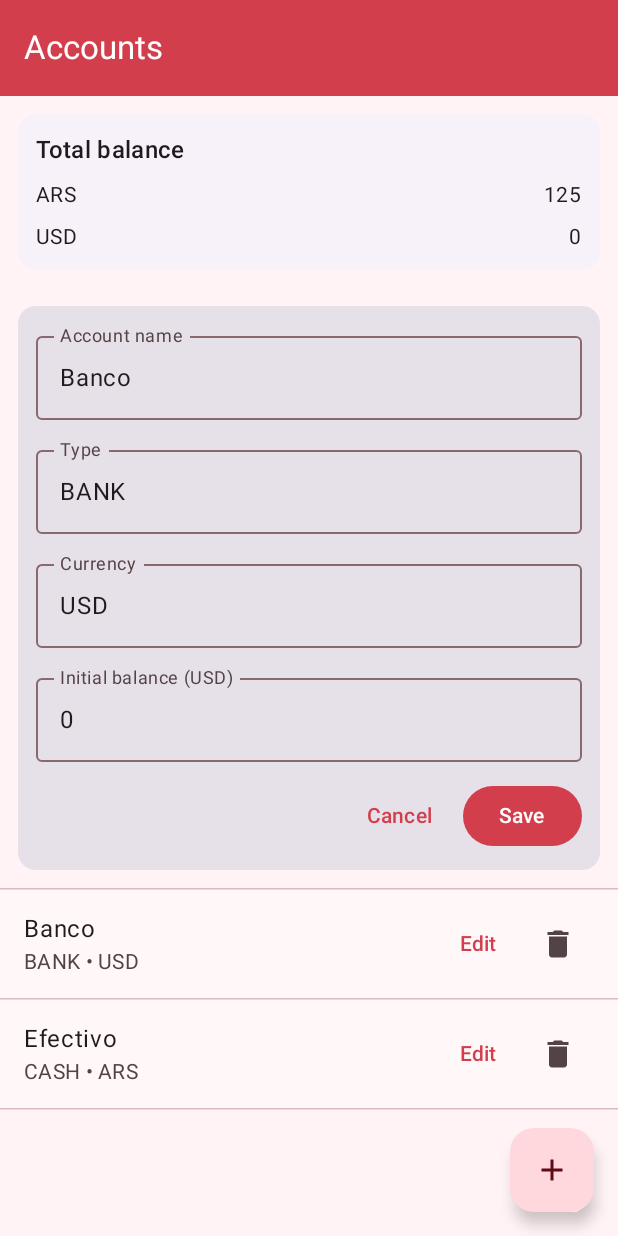
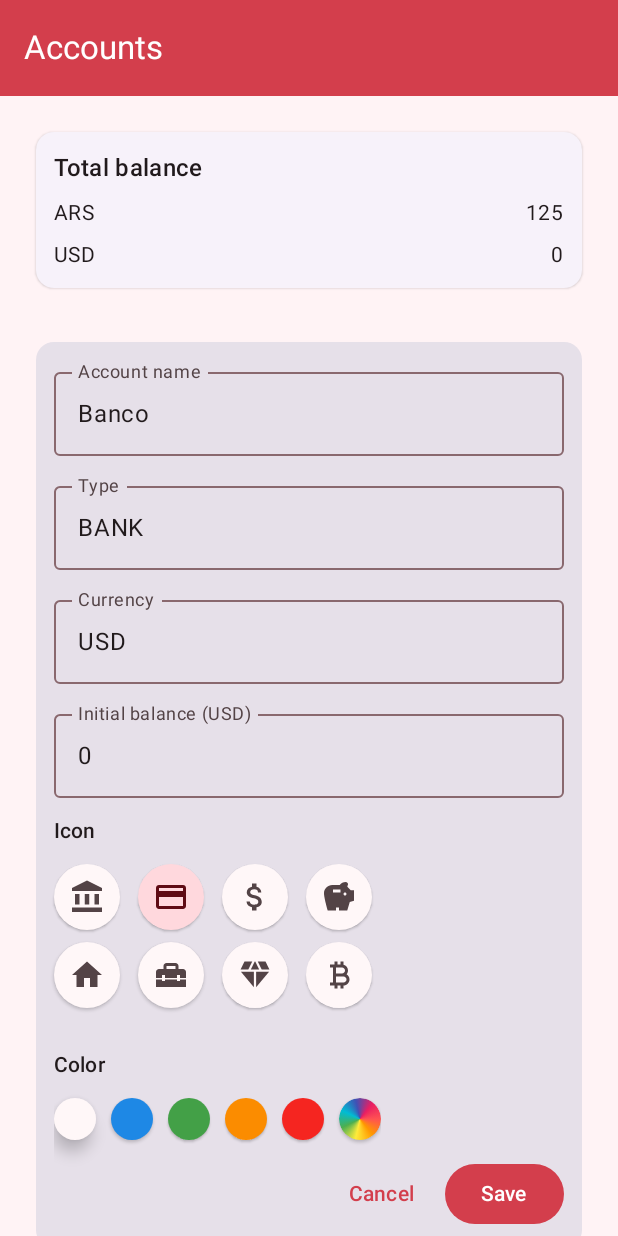
Before and after one commit to WilliHominal/ExpenseTracker, an Android app built with Jetpack Compose: the composable AccountsRoute shown on its own in the app's theme, after a tap on "Edit", on a phone screen of 412 x 824 dp. Run offline under Robolectric (Android 15) with nearby library versions, the phone set to English and light mode, and no system bars; our stand-ins replace Room's generated code; 1 statement that could not run was skipped.

Commit message:
icons + colors for accounts

```diff
--- /dev/null
+++ b/core/commons/src/main/res/values/strings.xml
@@ -0,0 +1,6 @@
+<?xml version="1.0" encoding="utf-8"?>
+<resources>
+    <string name="color_picker_title">Choose color</string>
+    <string name="color_picker_ok">OK</string>
+    <string name="color_picker_cancel">Cancel</string>
+</resources>
--- a/core/data/src/main/java/com/warh/data/db/AppDatabase.kt
+++ b/core/data/src/main/java/com/warh/data/db/AppDatabase.kt
@@ -43,8 +43,8 @@ fun buildDatabase(context: Context): AppDatabase =
             override fun onCreate(db: SupportSQLiteDatabase) {
                 super.onCreate(db)
                 //TODO - Sacar luego: Seed solo inicial
-                db.execSQL("INSERT INTO accounts(id,name,type,currency,balanceMinor) VALUES (1,'Efectivo','CASH','ARS',12500)")
-                db.execSQL("INSERT INTO accounts(id,name,type,currency,balanceMinor) VALUES (2,'Banco','BANK','USD',0)")
+                db.execSQL("INSERT INTO accounts(id,name,type,currency,balanceMinor,iconIndex,iconColorArgb) VALUES (1,'Efectivo','CASH','ARS',12500,1,null)")
+                db.execSQL("INSERT INTO accounts(id,name,type,currency,balanceMinor,iconIndex,iconColorArgb) VALUES (2,'Banco','BANK','USD',0,2,null)")
 
                 db.execSQL("INSERT INTO categories(id,name,colorArgb) VALUES (1,'Comida',0xFFE57373)")
                 db.execSQL("INSERT INTO categories(id,name,colorArgb) VALUES (2,'Transporte',0xFF64B5F6)")
--- a/core/data/src/main/java/com/warh/data/entities/AccountEntity.kt
+++ b/core/data/src/main/java/com/warh/data/entities/AccountEntity.kt
@@ -10,4 +10,6 @@ data class AccountEntity(
     val type: String,
     val currency: String,
     val balanceMinor: Long,
+    val iconIndex: Int = 1,
+    val iconColorArgb: Long? = null
 )
--- a/core/data/src/main/java/com/warh/data/mappers/Mappers.kt
+++ b/core/data/src/main/java/com/warh/data/mappers/Mappers.kt
@@ -22,10 +22,10 @@ fun Transaction.toEntity() = TransactionEntity(
     id, accountId, type.name, amountMinor, currency, date, date.format(YM), categoryId, merchant, note
 )
 
-fun AccountEntity.toDomain() = Account(id, name, AccountType.valueOf(type), currency, balanceMinor)
+fun AccountEntity.toDomain() = Account(id, name, AccountType.valueOf(type), currency, balanceMinor, iconIndex, iconColorArgb)
 
 fun Account.toEntity() = AccountEntity(
-    id, name, type.name, currency, balanceMinor
+    id, name, type.name, currency, balanceMinor, iconIndex, iconColorArgb
 )
 
 fun Budget.toEntity() = BudgetEntity(categoryId, year, month, limitMinor)
--- a/core/domain/src/main/java/com/warh/domain/models/Account.kt
+++ b/core/domain/src/main/java/com/warh/domain/models/Account.kt
@@ -8,5 +8,7 @@ data class Account(
     val name: String,
     val type: AccountType = AccountType.CASH,
     val currency: String = Currency.getInstance(Locale.getDefault()).currencyCode,
-    val balanceMinor: Long = 0
+    val balanceMinor: Long = 0,
+    val iconIndex: Int = 1,
+    val iconColorArgb: Long? = null
 )
--- a/feature/accounts/src/main/java/com/warh/accounts/AccountsRoute.kt
+++ b/feature/accounts/src/main/java/com/warh/accounts/AccountsRoute.kt
@@ -1,26 +1,38 @@
 package com.warh.accounts
 
+import androidx.compose.foundation.background
 import androidx.compose.foundation.clickable
+import androidx.compose.foundation.horizontalScroll
 import androidx.compose.foundation.layout.Arrangement
+import androidx.compose.foundation.layout.Box
 import androidx.compose.foundation.layout.Column
+import androidx.compose.foundation.layout.PaddingValues
 import androidx.compose.foundation.layout.Row
+import androidx.compose.foundation.layout.Spacer
+import androidx.compose.foundation.layout.calculateEndPadding
+import androidx.compose.foundation.layout.calculateStartPadding
 import androidx.compose.foundation.layout.fillMaxSize
 import androidx.compose.foundation.layout.fillMaxWidth
+import androidx.compose.foundation.layout.height
+import androidx.compose.foundation.layout.imePadding
 import androidx.compose.foundation.layout.padding
+import androidx.compose.foundation.layout.size
 import androidx.compose.foundation.lazy.LazyColumn
 import androidx.compose.foundation.lazy.items
+import androidx.compose.foundation.rememberScrollState
+import androidx.compose.foundation.shape.CircleShape
 import androidx.compose.foundation.text.KeyboardOptions
 import androidx.compose.material.icons.Icons
 import androidx.compose.material.icons.filled.Add
 import androidx.compose.material.icons.filled.Delete
 import androidx.compose.material3.Button
 import androidx.compose.material3.Card
+import androidx.compose.material3.CardDefaults
 import androidx.compose.material3.DropdownMenuItem
 import androidx.compose.material3.ElevatedCard
 import androidx.compose.material3.ExperimentalMaterial3Api
 import androidx.compose.material3.ExposedDropdownMenuBox
 import androidx.compose.material3.FloatingActionButton
-import androidx.compose.material3.HorizontalDivider
 import androidx.compose.material3.Icon
 import androidx.compose.material3.IconButton
 import androidx.compose.material3.ListItem
@@ -40,17 +52,24 @@ import androidx.compose.runtime.rememberCoroutineScope
 import androidx.compose.runtime.setValue
 import androidx.compose.ui.Alignment
 import androidx.compose.ui.Modifier
+import androidx.compose.ui.graphics.Brush
+import androidx.compose.ui.graphics.Color
+import androidx.compose.ui.graphics.toArgb
+import androidx.compose.ui.res.painterResource
 import androidx.compose.ui.res.stringResource
 import androidx.compose.ui.text.input.ImeAction
 import androidx.compose.ui.text.input.KeyboardType
+import androidx.compose.ui.unit.LayoutDirection
 import androidx.compose.ui.unit.dp
 import androidx.lifecycle.compose.collectAsStateWithLifecycle
 import com.warh.commons.NumberUtils
+import com.warh.commons.RingColorPickerDialog
 import com.warh.commons.TopBarDefault
 import com.warh.domain.models.AccountType
 import kotlinx.coroutines.launch
 import org.koin.androidx.compose.koinViewModel
 import java.util.Currency
+import com.warh.commons.R.drawable as CommonDrawables
 
 @Composable
 fun AccountsRoute(
@@ -60,38 +79,75 @@ fun AccountsRoute(
     val ui by vm.ui.collectAsStateWithLifecycle()
     val snackBar = remember { SnackbarHostState() }
     val scope = rememberCoroutineScope()
+    val editing = ui.draft != null
 
     Scaffold(
         topBar = {
             TopBarDefault(title = stringResource(R.string.accounts_title))
         },
         floatingActionButton = {
+            if (!editing) {
                 FloatingActionButton(
                     onClick = { vm.startAdd() },
                     containerColor = MaterialTheme.colorScheme.primaryContainer,
                     contentColor = MaterialTheme.colorScheme.onPrimaryContainer
-            ) { Icon(Icons.Default.Add, null) } },
+                ) { Icon(Icons.Default.Add, null) }
+            }
+        },
         snackbarHost = { SnackbarHost(snackBar) }
     ) { padding ->
-        Column(Modifier.padding(padding).fillMaxSize()) {
-            CurrencyTotalsCard(ui.totalsByCurrency)
+        val extraBottom = if (!editing) 88.dp else 12.dp
+
+        LazyColumn(
+            modifier = Modifier
+                .fillMaxSize()
+                .imePadding(),
+            verticalArrangement = Arrangement.spacedBy(12.dp),
+            contentPadding = PaddingValues(
+                start = padding.calculateStartPadding(LayoutDirection.Ltr) + 12.dp,
+                end   = padding.calculateEndPadding(LayoutDirection.Ltr) + 12.dp,
+                top   = padding.calculateTopPadding() + 12.dp,
+                bottom = padding.calculateBottomPadding() + extraBottom
+            )
+        ) {
+            item { CurrencyTotalsCard(ui.totalsByCurrency, Modifier.fillMaxWidth()) }
 
             ui.draft?.let { d ->
+                item {
                     AccountEditorCard(
                         draft = d,
                         onName = vm::onName,
                         onType = vm::onType,
                         onCurrency = vm::onCurrency,
                         onBalanceText = vm::onBalanceText,
+                        onIconIndex = vm::onIconIndex,
+                        onIconColor = vm::onIconColor,
                         onCancel = vm::cancelEdit,
                         onSave = { vm.saveEdit { msg -> scope.launch { snackBar.showSnackbar(msg) } } }
                     )
-                HorizontalDivider()
+                }
             }
 
-            LazyColumn(Modifier.fillMaxSize()) {
             items(ui.accounts, key = { it.id }) { acc ->
+                val iconIds = remember {
+                    listOf(
+                        CommonDrawables.account_icon_1, CommonDrawables.account_icon_2, CommonDrawables.account_icon_3, CommonDrawables.account_icon_4,
+                        CommonDrawables.account_icon_5, CommonDrawables.account_icon_6, CommonDrawables.account_icon_7, CommonDrawables.account_icon_8,
+                    )
+                }
+
                 ListItem(
+                    leadingContent = {
+                        val idx = (acc.iconIndex - 1).coerceIn(0, iconIds.lastIndex)
+                        val tint = acc.iconColorArgb?.let { Color(it.toInt()) }
+                            ?: MaterialTheme.colorScheme.onSurfaceVariant
+
+                        Icon(
+                            painter = painterResource(iconIds[idx]),
+                            contentDescription = null,
+                            tint = tint
+                        )
+                    },
                     headlineContent = { Text(acc.name) },
                     supportingContent = {
                         Text(stringResource(R.string.accounts_item_meta, acc.type, acc.currency))
@@ -101,15 +157,16 @@ fun AccountsRoute(
                             TextButton(onClick = { vm.startEdit(acc) }) {
                                 Text(stringResource(R.string.accounts_edit))
                             }
+
                             IconButton(onClick = {
                                 vm.delete(acc) { msg -> scope.launch { snackBar.showSnackbar(msg) } }
                             }) { Icon(Icons.Default.Delete, null) }
                         }
                     },
-                        modifier = Modifier.fillMaxWidth().clickable { onAccountClick(acc.id) }
+                    modifier = Modifier
+                        .fillMaxWidth()
+                        .clickable { onAccountClick(acc.id) }
                 )
-                    HorizontalDivider()
-                }
             }
         }
     }
@@ -123,6 +180,8 @@ private fun AccountEditorCard(
     onType: (AccountType) -> Unit,
     onCurrency: (String) -> Unit,
     onBalanceText: (String) -> Unit,
+    onIconIndex: (Int) -> Unit,
+    onIconColor: (Long?) -> Unit,
     onCancel: () -> Unit,
     onSave: () -> Unit
 ) {
@@ -199,6 +258,19 @@ private fun AccountEditorCard(
                 modifier = Modifier.fillMaxWidth()
             )
 
+            Text(stringResource(R.string.accounts_icon_label), style = MaterialTheme.typography.labelLarge)
+            IconGrid(
+                selected = draft.iconIndex,
+                onSelect = onIconIndex
+            )
+
+            Spacer(Modifier.height(4.dp))
+            Text(stringResource(R.string.accounts_color_label), style = MaterialTheme.typography.labelLarge)
+            ColorChooser(
+                selected = draft.iconColorArgb,
+                onChange = onIconColor
+            )
+
             Row(
                 horizontalArrangement = Arrangement.spacedBy(8.dp),
                 modifier = Modifier.align(Alignment.End)
@@ -231,3 +303,138 @@ private fun CurrencyTotalsCard(totals: List<CurrencyTotalUi>, modifier: Modifier
         }
     }
 }
+
+@Composable
+private fun IconGrid(selected: Int, onSelect: (Int) -> Unit) {
+    val icons = listOf(
+        CommonDrawables.account_icon_1, CommonDrawables.account_icon_2, CommonDrawables.account_icon_3, CommonDrawables.account_icon_4,
+        CommonDrawables.account_icon_5, CommonDrawables.account_icon_6, CommonDrawables.account_icon_7, CommonDrawables.account_icon_8
+    )
+    Column(verticalArrangement = Arrangement.spacedBy(8.dp)) {
+        for (row in 0 until 2) {
+            Row(horizontalArrangement = Arrangement.spacedBy(12.dp)) {
+                for (col in 0 until 4) {
+                    val idx = row * 4 + col
+                    val number = idx + 1
+                    val isSel = number == selected
+                    ElevatedCard(
+                        onClick = { onSelect(number) },
+                        shape = CircleShape,
+                        modifier = Modifier.size(44.dp),
+                        colors = CardDefaults.elevatedCardColors(
+                            containerColor = if (isSel) MaterialTheme.colorScheme.primaryContainer
+                            else MaterialTheme.colorScheme.surface
+                        )
+                    ) {
+                        Box(Modifier.fillMaxSize(), contentAlignment = Alignment.Center) {
+                            Icon(
+                                painter = painterResource(icons[idx]),
+                                contentDescription = null,
+                                tint = if (isSel) MaterialTheme.colorScheme.onPrimaryContainer
+                                else MaterialTheme.colorScheme.onSurfaceVariant
+                            )
+                        }
+                    }
+                }
+            }
+        }
+    }
+}
+
+@Composable
+private fun ColorChooser(
+    selected: Long?,
+    onChange: (Long?) -> Unit
+) {
+    val presets: List<Long> = listOf(
+        0xFF1E88E5, 0xFF43A047, 0xFFFB8C00, 0xFFFF52520,
+        //0xFF607D8B, 0xFF8E24AA, 0xFF795548, 0xFF009688
+    )
+
+    var showPicker by remember { mutableStateOf(false) }
+
+    Row(
+        horizontalArrangement = Arrangement.spacedBy(10.dp),
+        verticalAlignment = Alignment.CenterVertically,
+        modifier = Modifier.horizontalScroll(rememberScrollState())
+    ) {
+        Swatch(
+            color = MaterialTheme.colorScheme.surface,
+            selected = selected == null,
+            onClick = { onChange(null) }
+        )
+
+        presets.forEach { argb ->
+            Swatch(
+                color = Color(argb.toInt()),
+                selected = selected == argb,
+                onClick = { onChange(argb) }
+            )
+        }
+
+        GradientCustomSwatch(
+            selected = selected != null && presets.none { it == selected },
+            onClick = { showPicker = true }
+        )
+    }
+
+    if (showPicker) {
+        RingColorPickerDialog(
+            initial = selected?.let { Color(it.toInt()) } ?: MaterialTheme.colorScheme.primary,
+            onCancel = { showPicker = false },
+            onPick = { c ->
+                onChange(c.toArgb().toLong())
+                showPicker = false
+            }
+        )
+    }
+}
+
+@Composable
+private fun Swatch(color: Color, selected: Boolean, onClick: () -> Unit) {
+    ElevatedCard(
+        onClick = onClick,
+        shape = CircleShape,
+        modifier = Modifier.size(28.dp),
+        colors = CardDefaults.elevatedCardColors(containerColor = color),
+        elevation = CardDefaults.elevatedCardElevation(defaultElevation = if (selected) 6.dp else 1.dp)
+    ) {}
+}
+
+@Composable
+private fun GradientCustomSwatch(
+    selected: Boolean,
+    onClick: () -> Unit,
+    size: Int = 28
+) {
+    val brush = remember {
+        Brush.sweepGradient(
+            listOf(
+                Color(0xFFFF5252),
+                Color(0xFFFF9800),
+                Color(0xFFFFEB3B),
+                Color(0xFF4CAF50),
+                Color(0xFF00BCD4),
+                Color(0xFF3F51B5),
+                Color(0xFFE91E63),
+                Color(0xFFFF5252)
+            )
+        )
+    }
+
+    ElevatedCard(
+        onClick = onClick,
+        shape = CircleShape,
+        modifier = Modifier.size(size.dp),
+        colors = CardDefaults.elevatedCardColors(containerColor = Color.Transparent),
+        elevation = CardDefaults.elevatedCardElevation(
+            defaultElevation = if (selected) 6.dp else 1.dp
+        )
+    ) {
+        Box(
+            Modifier
+                .fillMaxSize()
+                .background(brush, CircleShape)
+        )
+    }
+}
--- a/feature/accounts/src/main/java/com/warh/accounts/AccountsViewModel.kt
+++ b/feature/accounts/src/main/java/com/warh/accounts/AccountsViewModel.kt
@@ -37,7 +37,9 @@ data class AccountDraft(
     val name: String = "",
     val type: AccountType = AccountType.CASH,
     val currency: String = defaultCurrency(),
-    val balanceText: String = ""
+    val balanceText: String = "",
+    val iconIndex: Int = 1,
+    val iconColorArgb: Long? = null
 )
 
 private fun defaultCurrency(): String =
@@ -81,13 +83,17 @@ class AccountsViewModel(
                 name = acc.name,
                 type = acc.type,
                 currency = acc.currency,
-                balanceText = formatMajor(acc.balanceMinor, acc.currency)
+                balanceText = formatMajor(acc.balanceMinor, acc.currency),
+                iconIndex = acc.iconIndex,
+                iconColorArgb = acc.iconColorArgb
             )
         )
     }
 
     fun cancelEdit() = _ui.update { it.copy(draft = null) }
 
+    fun onIconIndex(v: Int)    = _ui.update { it.copy(draft = it.draft?.copy(iconIndex = v)) }
+    fun onIconColor(v: Long?)  = _ui.update { it.copy(draft = it.draft?.copy(iconColorArgb = v)) }
     fun onName(v: String)     = _ui.update { it.copy(draft = it.draft?.copy(name = v)) }
     fun onType(v: AccountType)= _ui.update { it.copy(draft = it.draft?.copy(type = v)) }
     fun onCurrency(v: String) = _ui.update {
@@ -111,7 +117,9 @@ class AccountsViewModel(
                 name = name,
                 type = d.type,
                 currency = d.currency,
-                balanceMinor = parseMinor(d.balanceText, d.currency)
+                balanceMinor = parseMinor(d.balanceText, d.currency),
+                iconIndex = d.iconIndex,
+                iconColorArgb = d.iconColorArgb
             )
             io { upsert(account) }
             _ui.update { it.copy(draft = null) }
--- a/feature/accounts/src/main/res/values/strings.xml
+++ b/feature/accounts/src/main/res/values/strings.xml
@@ -20,6 +20,14 @@
     <string name="accounts_add_cd">Add account</string>
     <string name="accounts_delete_cd">Delete account</string>
     <string name="accounts_item_meta">%1$s • %2$s</string>
+
+    <!-- Icons -->
+    <string name="accounts_icon_label">Icon</string>
+    <string name="accounts_color_label">Color</string>
+    <string name="accounts_color_custom">Custom</string>
+    <string name="accounts_color_picker_title">Choose color</string>
+    <string name="accounts_icon_ok">OK</string>
+    <string name="accounts_icon_cancel">Cancel</string>
 
     <!-- Errors -->
     <string name="accounts_error_name_required">The name is required</string>
```
Also changed, not shown: core/commons/src/main/java/com/warh/commons/ColorPicker.kt (added, +121 -0 lines), core/commons/src/main/res/drawable/account_icon_1.xml (added, +21 -0 lines), core/commons/src/main/res/drawable/account_icon_2.xml (added, +9 -0 lines), core/commons/src/main/res/drawable/account_icon_3.xml (added, +9 -0 lines), core/commons/src/main/res/drawable/account_icon_4.xml (added, +9 -0 lines), core/commons/src/main/res/drawable/account_icon_5.xml (added, +9 -0 lines), core/commons/src/main/res/drawable/account_icon_6.xml (added, +12 -0 lines), core/commons/src/main/res/drawable/account_icon_7.xml (added, +21 -0 lines), core/commons/src/main/res/drawable/account_icon_8.xml (added, +9 -0 lines), 3 other files. Lines whose indentation alone changed are shown as unchanged.
